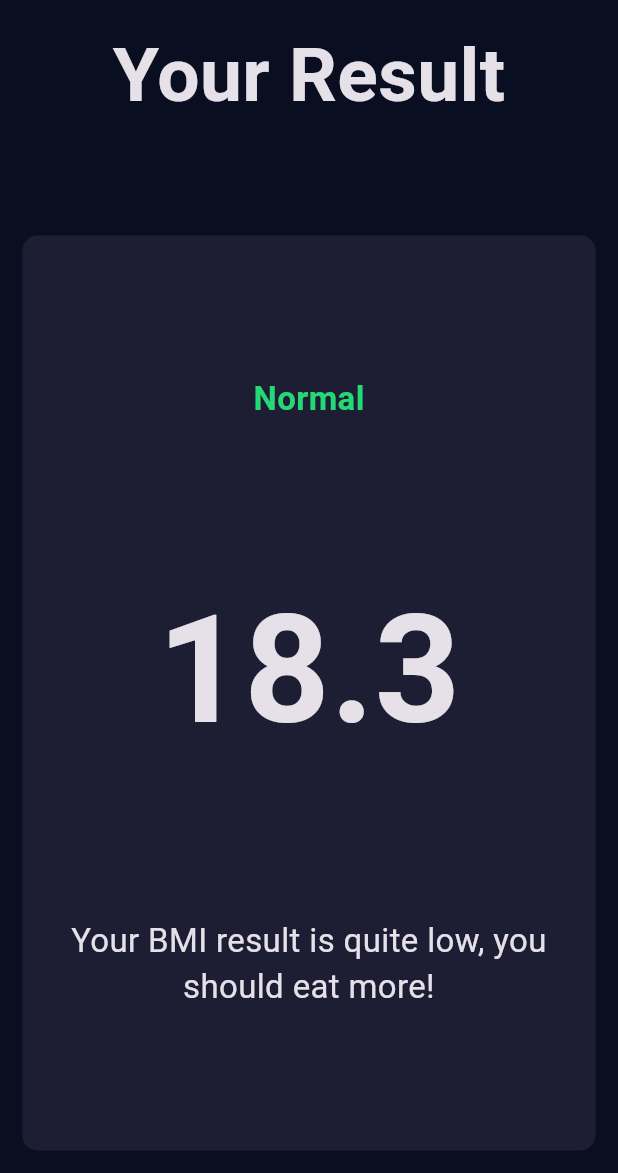
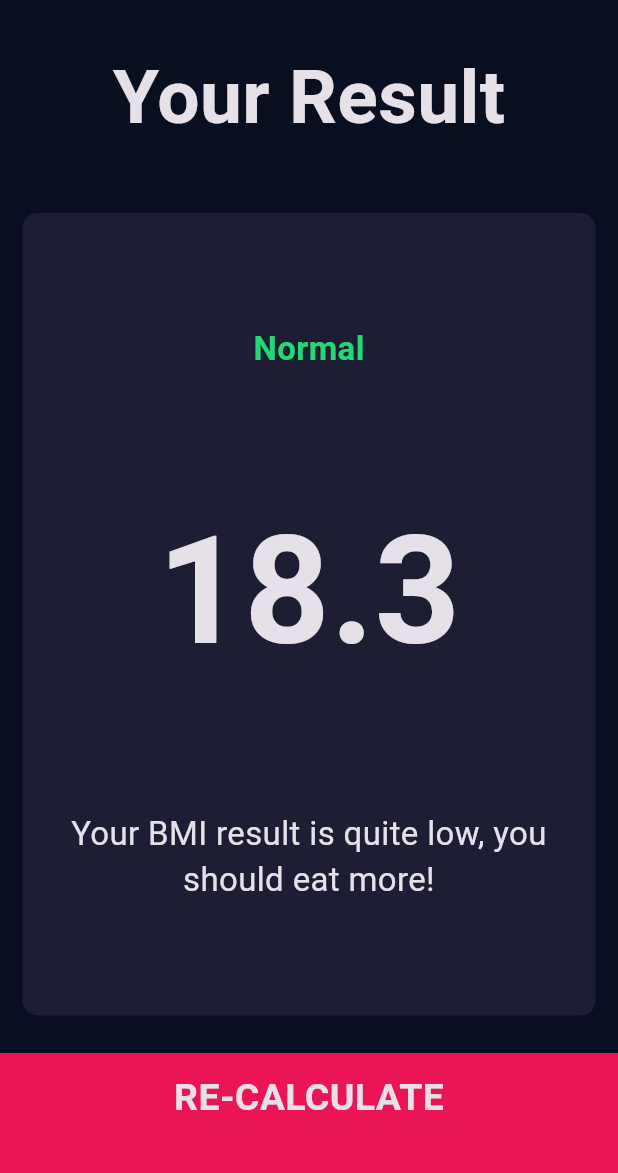
Before and after one commit to Panzershack/bmi_calculator, a Flutter app: the ResultsPage screen opened by its route, on a phone screen of 412 x 824 dp, the part 63-1236 px from its top. Run offline on Flutter 3.47's test engine with Material 3 defaults, Android fonts, the phone set to English and light mode, and no system bars; our stand-ins replace font_awesome_flutter.

Commit message:
UI coponents done

```diff
--- /dev/null
+++ b/lib/components/bottom_button.dart
@@ -0,0 +1,28 @@
+import 'package:flutter/material.dart';
+import 'package:bmi_calculator/constants.dart';
+
+class BottomButton extends StatelessWidget {
+  BottomButton({required this.onTap, required this.textHere});
+  final Function()? onTap;
+  final String? textHere;
+
+  @override
+  Widget build(BuildContext context) {
+    return GestureDetector(
+      onTap: onTap,
+      child: Container(
+        child: Center(
+          child: Text(
+            textHere!,
+            style: kLargeButtonTextStyle,
+          ),
+        ),
+        color: kCrimsonRed,
+        margin: EdgeInsets.only(top: 10.0),
+        padding: EdgeInsets.only(bottom: 20.0),
+        height: kBottomContainerHeight,
+        width: double.infinity,
+      ),
+    );
+  }
+}
--- a/lib/icon_content.dart
+++ b/lib/components/icon_content.dart
@@ -1,5 +1,5 @@
 import 'package:flutter/material.dart';
-import 'constants.dart';
+import '../constants.dart';
 
 class iconContent extends StatelessWidget {
   final String text;
--- a/lib/main.dart
+++ b/lib/main.dart
@@ -1,6 +1,6 @@
-import 'package:bmi_calculator/results_page.dart';
+import 'screens/results_page.dart';
 import 'package:flutter/material.dart';
-import 'input_page.dart';
+import 'screens/input_page.dart';
 
 void main() => runApp(BMICalculator());
 
--- a/lib/results_page.dart
+++ b/lib/screens/results_page.dart
@@ -1,6 +1,7 @@
 import 'package:flutter/material.dart';
-import 'constants.dart';
-import 'package:bmi_calculator/reusable_card.dart';
+import '../constants.dart';
+import '../components/reusable_card.dart';
+import '../components/bottom_button.dart';
 
 class ResultsPage extends StatelessWidget {
   @override
@@ -24,6 +25,7 @@ class ResultsPage extends StatelessWidget {
         children: [
           Expanded(
             child: Container(
+              padding: EdgeInsets.all(15.0),
               child: Text(
                 'Your Result',
                 style: kTitleTextStyle,
@@ -61,7 +63,12 @@ class ResultsPage extends StatelessWidget {
                 ],
               ),
             ),
-          )
+          ),
+          BottomButton(
+              onTap: () {
+                Navigator.pop(context);
+              },
+              textHere: 'RE-CALCULATE')
         ],
       ),
     );
```
Also changed, not shown: lib/components/round_icon.dart (added, +22 -0 lines), lib/screens/input_page.dart (renamed from lib/input_page.dart, +7 -38 lines), lib/calculator_brain.dart (added), lib/components/reusable_card.dart (renamed from lib/reusable_card.dart).
